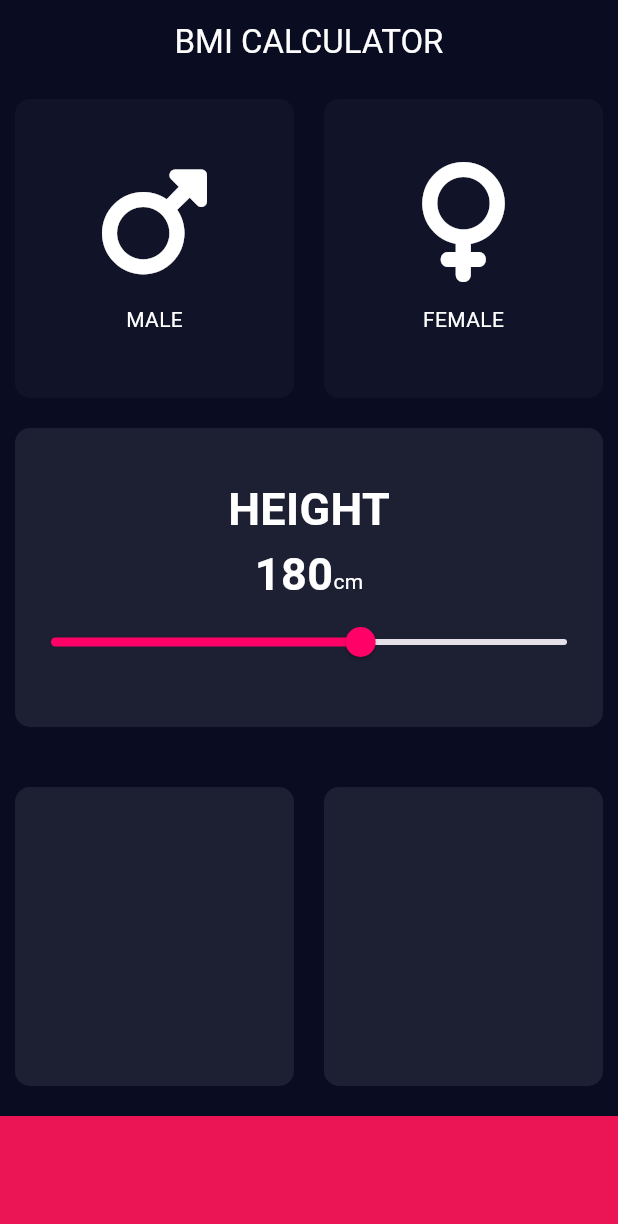
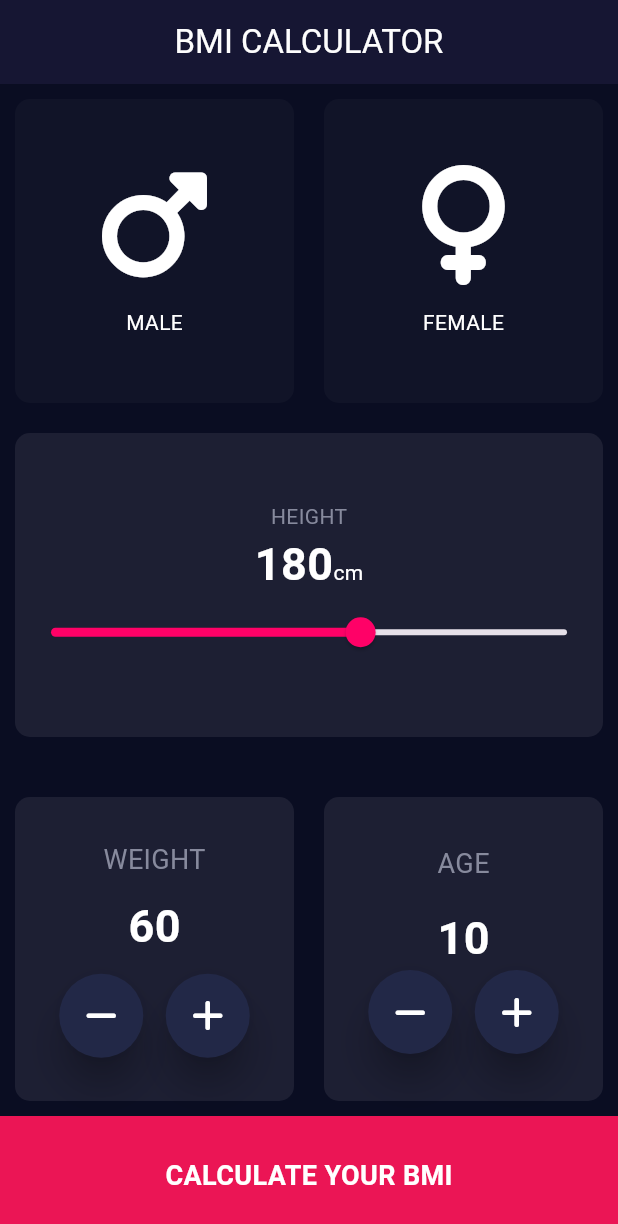
Before and after one commit to Nguirane120/calculator, a Flutter app: the screen it shows after launch, on a phone screen of 412 x 824 dp. Shown: the top 1224 px of the screen. Run offline on Flutter 3.47's test engine with Material 3 defaults, Android fonts, the phone set to English and light mode, and no system bars; our stand-ins replace font_awesome_flutter.

```diff
--- /dev/null
+++ b/lib/calculator.dart
@@ -0,0 +1,35 @@
+import 'dart:math';
+
+class CalculatorBrain {
+  CalculatorBrain({required this.height, required this.weight});
+
+  final int height;
+  final int weight;
+
+  double _bmi = 1.0;
+
+  String calculateBMI() {
+    _bmi = weight / pow(height / 100, 2);
+    return _bmi.toStringAsFixed(1);
+  }
+
+  String getResult() {
+    if (_bmi >= 25) {
+      return 'Overweight';
+    } else if (_bmi > 18.5) {
+      return 'Normal';
+    } else {
+      return 'Underweight';
+    }
+  }
+
+  String getInterpretation() {
+    if (_bmi >= 25) {
+      return 'You have a higher than normal body weight. Try to exercise more.';
+    } else if (_bmi >= 18.5) {
+      return 'You have a normal body weight. Good job!';
+    } else {
+      return 'You have a lower than normal body weight. You can eat a bit more.';
+    }
+  }
+}
--- a/lib/input_page.dart
+++ b/lib/input_page.dart
@@ -1,5 +1,8 @@
 // ignore_for_file: public_member_api_docs, sort_constructors_first
+import 'package:calculator/calculator.dart';
 import 'package:calculator/const.dart';
+import 'package:calculator/resultpage.dart';
+import 'package:calculator/roundicon.dart';
 import 'package:calculator/widgets/card.dart';
 import 'package:calculator/widgets/card_content.dart';
 import 'package:flutter/material.dart';
@@ -18,11 +21,14 @@ class InputPage extends StatefulWidget {
 class _InputPageState extends State<InputPage> {
   Gender? selctedGender;
   int height = 180;
+  int weight = 60;
+  int age = 10;
 
   @override
   Widget build(BuildContext context) {
     return Scaffold(
       appBar: AppBar(
+        elevation: 10.0,
         title: const Text(
           'BMI CALCULATOR',
           style: TextStyle(color: Color(0xffFDFDFD)),
@@ -38,6 +44,11 @@ class _InputPageState extends State<InputPage> {
               children: [
                 Expanded(
                   child: ReusableCard(
+                    onPress: () {
+                      setState(() {
+                        selctedGender = Gender.male;
+                      });
+                    },
                     color: selctedGender == Gender.male
                         ? activeColor
                         : inactiveColor,
@@ -75,7 +86,9 @@ class _InputPageState extends State<InputPage> {
                 children: [
                   Text(
                     "HEIGHT",
-                    style: textStyle,
+                    style: TextStyle(
+                      color: Color(0xff878A9D),
+                    ),
                   ),
                   Row(
                     mainAxisAlignment: MainAxisAlignment.center,
@@ -118,24 +131,154 @@ class _InputPageState extends State<InputPage> {
             child: Row(
               children: [
                 Expanded(
-                  child: ReusableCard(color: cardColor),
+                  child: ReusableCard(
+                    color: cardColor,
+                    cardChild: Column(
+                      mainAxisAlignment: MainAxisAlignment.center,
+                      children: [
+                        Text(
+                          "WEIGHT",
+                          style: TextStyle(
+                              color: Color(0xff878A9D),
+                              fontSize: 18.0,
+                              fontWeight: FontWeight.normal),
+                        ),
+                        SizedBox(
+                          height: 10.0,
+                        ),
+                        Text(
+                          weight.toString(),
+                          style: textStyle,
+                        ),
+                        SizedBox(
+                          height: 10.0,
+                        ),
+                        Row(
+                          mainAxisAlignment: MainAxisAlignment.center,
+                          children: [
+                            RoundIcon(
+                              icon: FontAwesomeIcons.minus,
+                              onpress: () {
+                                setState(() {
+                                  weight--;
+                                });
+                              },
+                            ),
+                            SizedBox(
+                              width: 15.0,
+                            ),
+                            RoundIcon(
+                                onpress: () {
+                                  setState(() {
+                                    weight++;
+                                  });
+                                },
+                                icon: FontAwesomeIcons.plus)
+                          ],
+                        )
+                      ],
+                    ),
+                  ),
                 ),
                 Expanded(
                   child: ReusableCard(
                     color: cardColor,
+                    cardChild: Column(
+                      mainAxisAlignment: MainAxisAlignment.center,
+                      children: [
+                        Text(
+                          "AGE",
+                          style: TextStyle(
+                              color: Color(0xff878A9D),
+                              fontSize: 18.0,
+                              fontWeight: FontWeight.normal),
+                        ),
+                        SizedBox(
+                          height: 15.0,
+                        ),
+                        Text(
+                          age.toString(),
+                          style: textStyle,
+                        ),
+                        Row(
+                          mainAxisAlignment: MainAxisAlignment.center,
+                          children: [
+                            RoundIcon(
+                              icon: FontAwesomeIcons.minus,
+                              onpress: () {
+                                setState(() {
+                                  age--;
+                                });
+                              },
+                            ),
+                            SizedBox(
+                              width: 15.0,
+                            ),
+                            RoundIcon(
+                                onpress: () {
+                                  setState(() {
+                                    age++;
+                                  });
+                                },
+                                icon: FontAwesomeIcons.plus)
+                          ],
+                        )
+                      ],
+                    ),
                   ),
                 ),
               ],
             ),
           ),
-          Container(
-            color: Color(0xffEB1555),
-            width: double.infinity,
-            height: botomheightContainer,
-            margin: EdgeInsetsDirectional.only(top: 10.0),
+          BottomButtom(
+            text: "CALCULATE YOUR BMI",
+            onTap: () {
+              CalculatorBrain calc =
+                  CalculatorBrain(height: height, weight: weight);
+              Navigator.push(
+                  context,
+                  MaterialPageRoute(
+                      builder: (context) => Resultpage(
+                            bmiResult: calc.calculateBMI(),
+                            resultText: calc.getResult(),
+                            interpretation: calc.getInterpretation(),
+                          )));
+            },
           ),
         ],
       ),
     );
   }
 }
+
+class BottomButtom extends StatelessWidget {
+  final String text;
+  final GestureTapCallback onTap;
+
+  BottomButtom({required this.onTap, required this.text});
+
+  @override
+  Widget build(BuildContext context) {
+    return GestureDetector(
+      onTap: onTap,
+      child: Container(
+        color: Color(0xffEB1555),
+        width: double.infinity,
+        height: botomheightContainer,
+        // margin: EdgeInsetsDirectional.only(top: 10.0),
+        // padding: EdgeInsets.only(bottom: 15.0),
+        child: Center(
+          child: Text(
+            text,
+            style: TextStyle(
+                color: Color(
+                  0xffFFFFFF,
+                ),
+                fontSize: 18.0,
+                fontWeight: FontWeight.bold),
+          ),
+        ),
+      ),
+    );
+  }
+}
--- /dev/null
+++ b/lib/roundicon.dart
@@ -0,0 +1,22 @@
+import 'package:flutter/material.dart';
+
+class RoundIcon extends StatelessWidget {
+  const RoundIcon({required this.icon, required this.onpress});
+  final IconData icon;
+  final VoidCallback onpress;
+//
+  @override
+  Widget build(BuildContext context) {
+    return RawMaterialButton(
+      elevation: 10.0,
+      child: Icon(
+        icon,
+        color: Color(0xffFFFFFF),
+      ),
+      onPressed: onpress,
+      shape: CircleBorder(),
+      fillColor: Color(0xff222847),
+      constraints: BoxConstraints.tightFor(height: 56.0, width: 56.0),
+    );
+  }
+}
```
Also changed, not shown: lib/resultpage.dart (added, +91 -0 lines).
